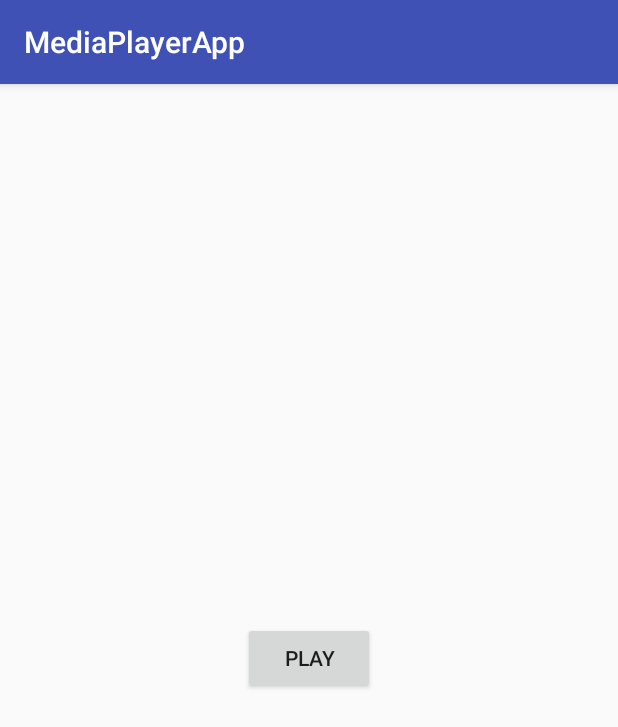
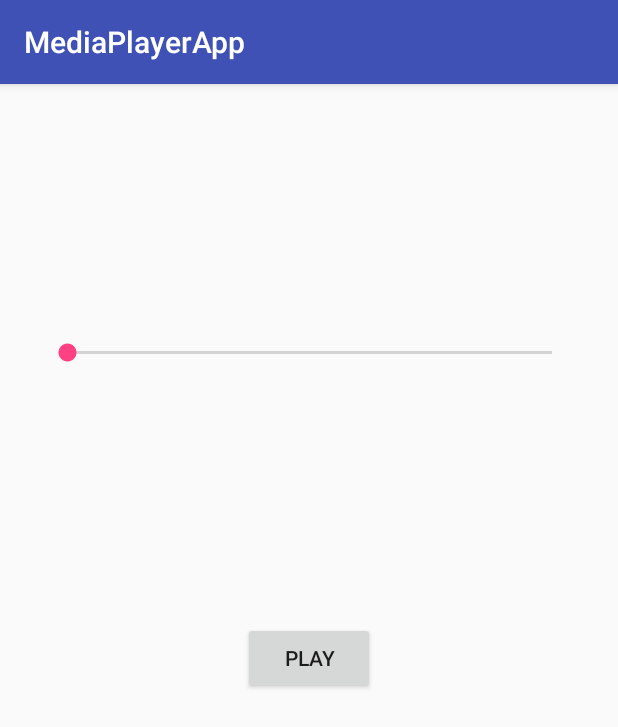
Before and after one commit to KristaBalling/MediaPlayerApp, an Android app: the screen it shows after launch (MainActivity), on a phone screen of 412 x 824 dp. Shown: the top 727 px of the screen. Run offline under Robolectric (Android 15) with nearby library versions, the phone set to English and light mode, and no system bars.

Commit message:
added a SeekBar to move through the audio [Ctrack

```diff
--- a/app/src/main/java/com/theironyard/mediaplayerapp/mediaplayerapp/MainActivity.java
+++ b/app/src/main/java/com/theironyard/mediaplayerapp/mediaplayerapp/MainActivity.java
@@ -5,19 +5,46 @@ import android.support.v7.app.AppCompatActivity;
 import android.os.Bundle;
 import android.view.View;
 import android.widget.Button;
+import android.widget.SeekBar;
 import android.widget.Toast;
 
 public class MainActivity extends AppCompatActivity {
     private MediaPlayer mediaPlayer;
     private Button playButton;
+    private SeekBar seekBar;
 
     @Override
     protected void onCreate(Bundle savedInstanceState) {
         super.onCreate(savedInstanceState);
         setContentView(R.layout.activity_main);
 
+        seekBar = (SeekBar) findViewById(R.id.seekBarID);
+
         mediaPlayer = new MediaPlayer();
         mediaPlayer = MediaPlayer.create(getApplicationContext(), R.raw.candygame3);
+        seekBar.setMax(mediaPlayer.getDuration());
+
+        seekBar.setOnSeekBarChangeListener(new SeekBar.OnSeekBarChangeListener() {
+            @Override
+            public void onProgressChanged(SeekBar seekBar, int progress, boolean fromUser) {
+
+                if (fromUser) {
+                    mediaPlayer.seekTo(progress);
+                }
+
+            }
+
+            @Override
+            public void onStartTrackingTouch(SeekBar seekBar) {
+
+            }
+
+            @Override
+            public void onStopTrackingTouch(SeekBar seekBar) {
+
+            }
+        });
+
 
         mediaPlayer.setOnCompletionListener(new MediaPlayer.OnCompletionListener() {
             @Override
--- a/app/src/main/res/layout/activity_main.xml
+++ b/app/src/main/res/layout/activity_main.xml
@@ -20,4 +20,17 @@
         app:layout_constraintStart_toStartOf="parent"
         app:layout_constraintTop_toTopOf="parent"
         app:layout_constraintVertical_bias="0.498" />
+
+    <SeekBar
+        android:id="@+id/seekBarID"
+        android:layout_width="355dp"
+        android:layout_height="47dp"
+        android:layout_marginBottom="8dp"
+        android:layout_marginEnd="8dp"
+        android:layout_marginStart="8dp"
+        android:layout_marginTop="8dp"
+        app:layout_constraintBottom_toTopOf="@+id/playButton"
+        app:layout_constraintEnd_toEndOf="parent"
+        app:layout_constraintStart_toStartOf="parent"
+        app:layout_constraintTop_toTopOf="parent" />
 </android.support.constraint.ConstraintLayout>
```
